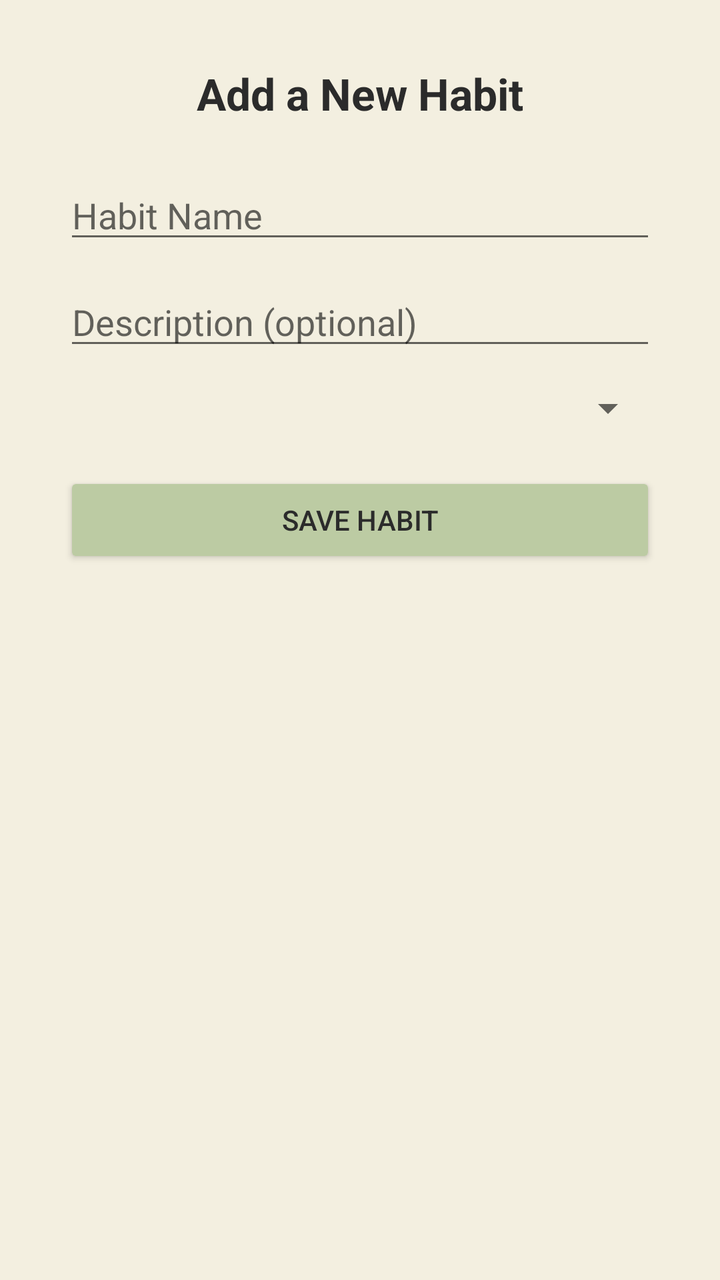
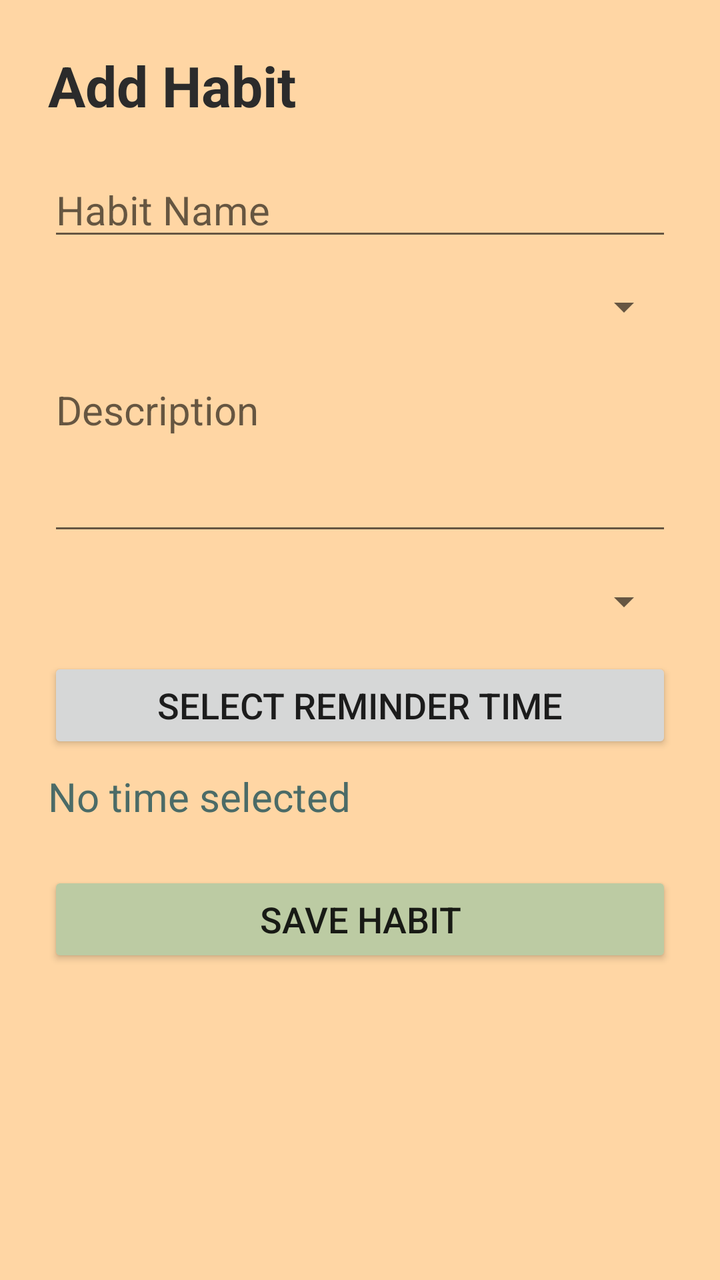

Two renders of the same Android screen: before a commit and after it. Below are the layout's source before the change and the commit's diff.
<!-- AndroidManifest.xml: application theme Theme.Group4mco -->
<!-- res/layout/activity_add_habit.xml -->
<?xml version="1.0" encoding="utf-8"?>
<ScrollView xmlns:android="http://schemas.android.com/apk/res/android"
    android:layout_width="match_parent"
    android:layout_height="match_parent"
    android:background="#F3EFE0">

    <LinearLayout
        android:orientation="vertical"
        android:padding="32dp"
        android:gravity="center"
        android:layout_width="match_parent"
        android:layout_height="wrap_content">

        <TextView
            android:layout_width="wrap_content"
            android:layout_height="wrap_content"
            android:text="Add a New Habit"
            android:textSize="22sp"
            android:textStyle="bold"
            android:textColor="#2B2B2B"
            android:layout_marginBottom="24dp"/>

        <EditText
            android:id="@+id/habitName"
            android:hint="Habit Name"
            android:layout_width="match_parent"
            android:layout_height="wrap_content"/>

        <EditText
            android:id="@+id/habitDesc"
            android:hint="Description (optional)"
            android:layout_marginTop="12dp"
            android:layout_width="match_parent"
            android:layout_height="wrap_content"/>

        <Spinner
            android:id="@+id/habitFreq"
            android:layout_marginTop="12dp"
            android:layout_width="match_parent"
            android:layout_height="wrap_content"/>

        <Button
            android:id="@+id/saveHabitBtn"
            android:text="Save Habit"
            android:backgroundTint="#BCCBA3"
            android:textColor="#2B2B2B"
            android:layout_marginTop="20dp"
            android:layout_width="match_parent"
            android:layout_height="wrap_content"/>
    </LinearLayout>
</ScrollView>
<!-- resources referenced by this layout -->
<resources>
  <style name="Theme.Group4mco" parent="Theme.AppCompat.Light.NoActionBar" />
</resources>

<!-- the commit's change to res/layout/activity_add_habit.xml (unified diff, before → after) -->
@@ -2,50 +2,78 @@
 <ScrollView xmlns:android="http://schemas.android.com/apk/res/android"
     android:layout_width="match_parent"
     android:layout_height="match_parent"
-    android:background="#F3EFE0">
+    android:padding="24dp"
+    android:background="#FFD6A4">
 
     <LinearLayout
         android:orientation="vertical"
-        android:padding="32dp"
-        android:gravity="center"
         android:layout_width="match_parent"
         android:layout_height="wrap_content">
 
         <TextView
             android:layout_width="wrap_content"
             android:layout_height="wrap_content"
-            android:text="Add a New Habit"
-            android:textSize="22sp"
-            android:textStyle="bold"
+            android:layout_marginBottom="20dp"
+            android:text="Add Habit"
             android:textColor="#2B2B2B"
-            android:layout_marginBottom="24dp"/>
+            android:textSize="28sp"
+            android:textStyle="bold" />
 
         <EditText
-            android:id="@+id/habitName"
+            android:id="@+id/etHabitName"
+            android:layout_width="match_parent"
+            android:layout_height="wrap_content"
             android:hint="Habit Name"
+            android:textSize="20sp" />
+
+        <Spinner
+            android:id="@+id/spinnerCategory"
+            android:layout_marginTop="16dp"
             android:layout_width="match_parent"
-            android:layout_height="wrap_content"/>
+            android:layout_height="wrap_content" />
 
         <EditText
-            android:id="@+id/habitDesc"
-            android:hint="Description (optional)"
-            android:layout_marginTop="12dp"
+            android:id="@+id/etDescription"
             android:layout_width="match_parent"
-            android:layout_height="wrap_content"/>
+            android:layout_height="wrap_content"
+            android:layout_marginTop="16dp"
+            android:gravity="top"
+            android:hint="Description"
+            android:lines="3"
+            android:textSize="20sp" />
 
         <Spinner
-            android:id="@+id/habitFreq"
-            android:layout_marginTop="12dp"
+            android:id="@+id/spinnerFrequency"
+            android:layout_marginTop="16dp"
             android:layout_width="match_parent"
-            android:layout_height="wrap_content"/>
+            android:layout_height="wrap_content" />
 
         <Button
-            android:id="@+id/saveHabitBtn"
+            android:id="@+id/btnPickTime"
+            android:layout_width="match_parent"
+            android:layout_height="wrap_content"
+            android:layout_marginTop="16dp"
+            android:text="Select Reminder Time"
+            android:textSize="18sp" />
+
+        <TextView
+            android:id="@+id/tvTimeSelected"
+            android:layout_width="wrap_content"
+            android:layout_height="wrap_content"
+            android:layout_marginTop="8dp"
+            android:text="No time selected"
+            android:textColor="#4B6B67"
+            android:textSize="20sp" />
+
+        <Button
+            android:id="@+id/btnSaveHabit"
+            android:layout_width="match_parent"
+            android:layout_height="wrap_content"
+            android:layout_marginTop="24dp"
+            android:backgroundTint="#BCCBA3"
             android:text="Save Habit"
-            android:backgroundTint="#BCCBA3"
-            android:textColor="#2B2B2B"
-            android:layout_marginTop="20dp"
-            android:layout_width="match_parent"
-            android:layout_height="wrap_content"/>
+            android:textSize="18sp" />
+
     </LinearLayout>
+
 </ScrollView>
